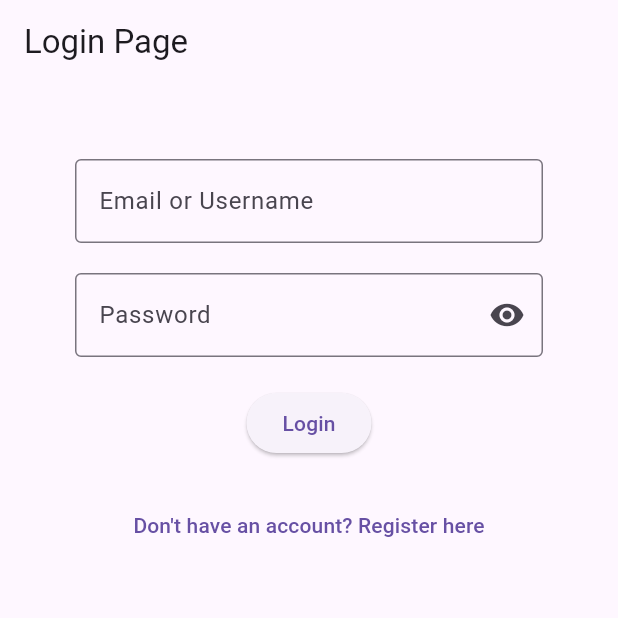
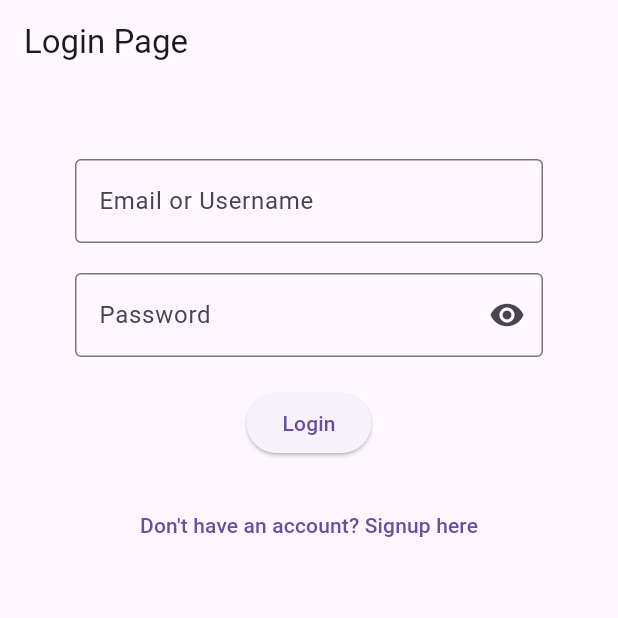
Before and after one commit to JObillo/music_app_with_login, a Flutter app: the screen it shows after launch, on a phone screen of 412 x 824 dp, the top half of it. Run offline on Flutter 3.47's test engine with Material 3 defaults, Android fonts, the phone set to English and light mode, and no system bars; our stand-ins replace device_preview, firebase_auth, firebase_core; accounts and stored records are empty.

Commit message:
change the register to signup

```diff
--- a/lib/login.dart
+++ b/lib/login.dart
@@ -135,9 +135,9 @@ class _LoginPageState extends State<LoginPage> {
                 const SizedBox(height: 20),
                 TextButton(
                   onPressed: () {
-                    Navigator.pushReplacementNamed(context, '/register');
+                    Navigator.pushReplacementNamed(context, '/signup');
                   },
-                  child: const Text("Don't have an account? Register here"),
+                  child: const Text("Don't have an account? Signup here"),
                 ),
               ],
             ),
--- a/lib/main.dart
+++ b/lib/main.dart
@@ -2,7 +2,7 @@ import 'package:flutter/material.dart';
 import 'package:firebase_core/firebase_core.dart';
 import 'firebase_options.dart';
 import 'package:device_preview/device_preview.dart';
-import 'package:app_music/register.dart';
+import 'package:app_music/signup.dart';
 import 'package:app_music/login.dart'; // <-- import LoginPage
 
 void main() async {
@@ -25,7 +25,7 @@ class MyApp extends StatelessWidget {
       initialRoute: '/login', // <-- start with LoginPage
       routes: {
         '/login': (context) => LoginPage(),
-        '/register': (context) => RegisterPage(),
+        '/signup': (context) => SignupPage(),
       },
     );
   }
--- a/lib/register.dart
+++ b/lib/signup.dart
@@ -1,14 +1,14 @@
 import 'package:flutter/material.dart';
 import 'package:firebase_auth/firebase_auth.dart';
 
-class RegisterPage extends StatefulWidget {
-  const RegisterPage({super.key});
+class SignupPage extends StatefulWidget {
+  const SignupPage({super.key});
 
   @override
-  State<RegisterPage> createState() => _RegisterPageState();
+  State<SignupPage> createState() => _SignupPageState();
 }
 
-class _RegisterPageState extends State<RegisterPage> {
+class _SignupPageState extends State<SignupPage> {
   final TextEditingController firstnameController = TextEditingController();
   final TextEditingController lastnameController = TextEditingController();
   final TextEditingController emailOrUsernameController =
@@ -47,7 +47,7 @@ class _RegisterPageState extends State<RegisterPage> {
       ScaffoldMessenger.of(context).showSnackBar(
         SnackBar(
           content: Text(
-            'Successfully registered as ${emailOrUsername.contains('@') ? emailOrUsername : emailOrUsername}!',
+            'Successfully signup as ${emailOrUsername.contains('@') ? emailOrUsername : emailOrUsername}!',
           ),
           backgroundColor: Colors.green,
         ),
@@ -65,7 +65,7 @@ class _RegisterPageState extends State<RegisterPage> {
       } else if (e.code == 'email-already-in-use') {
         message = 'The email/username already exists.';
       } else {
-        message = e.message ?? 'Registration failed.';
+        message = e.message ?? 'Signup failed.';
       }
 
       ScaffoldMessenger.of(context).showSnackBar(
@@ -82,7 +82,7 @@ class _RegisterPageState extends State<RegisterPage> {
   @override
   Widget build(BuildContext context) {
     return Scaffold(
-      appBar: AppBar(title: const Text('Register Page')),
+      appBar: AppBar(title: const Text('Signup Page')),
       body: Padding(
         padding: const EdgeInsets.all(50.0),
         child: SingleChildScrollView(
@@ -157,7 +157,7 @@ class _RegisterPageState extends State<RegisterPage> {
 
                   await signUp(firstname, lastname, emailOrUsername, password);
                 },
-                child: const Text('Register'),
+                child: const Text('Signup'),
               ),
               const SizedBox(height: 20),
               TextButton(
```
